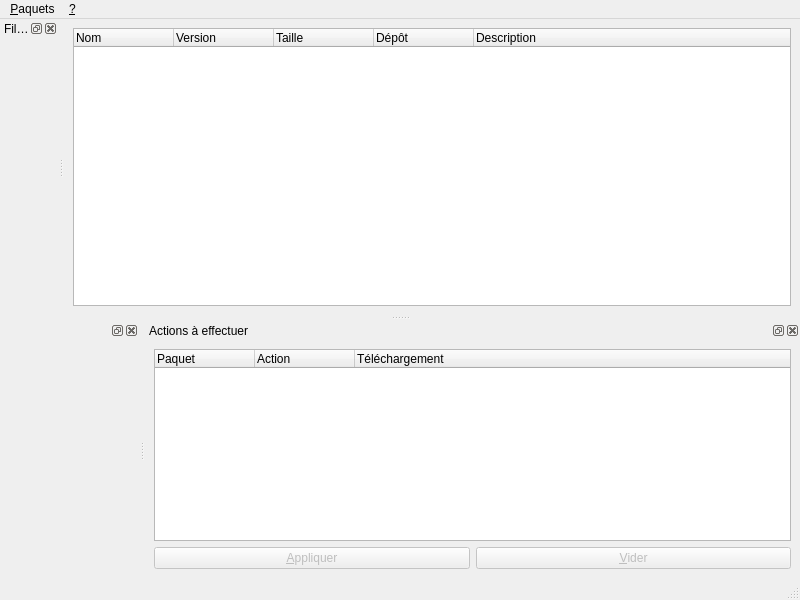
Qt form pkgui/mainwindow.ui (steckdenis/logram-setup) before a commit.
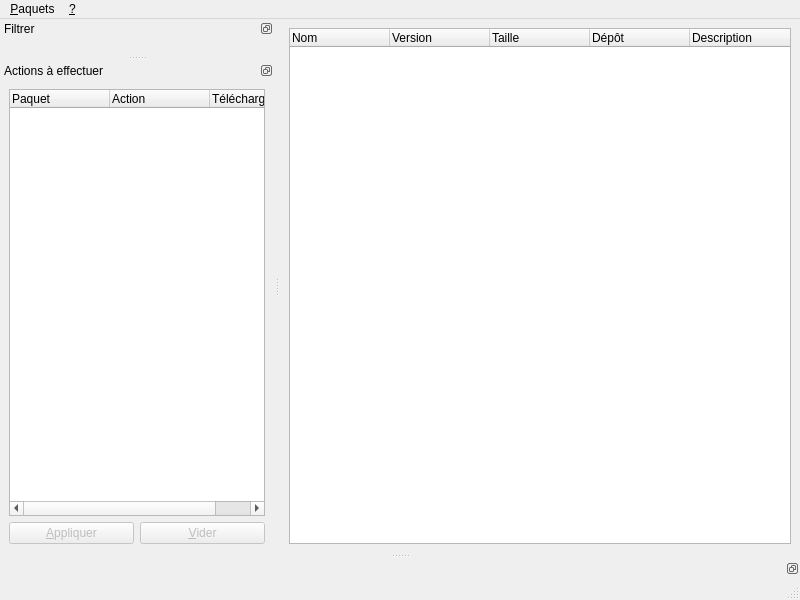
The same form after that commit.

Commit message: New cleaner layout of the Pkgui's main window.

Diff of the .ui file:
```diff
--- a/pkgui/mainwindow.ui
+++ b/pkgui/mainwindow.ui
@@ -92,17 +92,41 @@
   </widget>
   <widget class="QStatusBar" name="statusbar"/>
   <widget class="QDockWidget" name="docInfos">
+   <property name="features">
+    <set>QDockWidget::DockWidgetFloatable|QDockWidget::DockWidgetMovable</set>
+   </property>
    <attribute name="dockWidgetArea">
     <number>8</number>
    </attribute>
    <widget class="QWidget" name="docInfoWidget"/>
   </widget>
+  <widget class="QDockWidget" name="docSections">
+   <property name="sizePolicy">
+    <sizepolicy hsizetype="Preferred" vsizetype="Expanding">
+     <horstretch>0</horstretch>
+     <verstretch>0</verstretch>
+    </sizepolicy>
+   </property>
+   <property name="features">
+    <set>QDockWidget::DockWidgetFloatable|QDockWidget::DockWidgetMovable</set>
+   </property>
+   <property name="windowTitle">
+    <string>Filtrer</string>
+   </property>
+   <attribute name="dockWidgetArea">
+    <number>1</number>
+   </attribute>
+   <widget class="QWidget" name="docSectionsWidget"/>
+  </widget>
   <widget class="QDockWidget" name="docActions">
+   <property name="features">
+    <set>QDockWidget::DockWidgetFloatable|QDockWidget::DockWidgetMovable</set>
+   </property>
    <property name="windowTitle">
     <string>Actions à effectuer</string>
    </property>
    <attribute name="dockWidgetArea">
-    <number>8</number>
+    <number>1</number>
    </attribute>
    <widget class="QWidget" name="docActionsWidget">
     <layout class="QVBoxLayout" name="verticalLayout_3">
@@ -170,21 +194,6 @@
     </layout>
    </widget>
   </widget>
-  <widget class="QDockWidget" name="docSections">
-   <property name="sizePolicy">
-    <sizepolicy hsizetype="Preferred" vsizetype="Expanding">
-     <horstretch>0</horstretch>
-     <verstretch>0</verstretch>
-    </sizepolicy>
-   </property>
-   <property name="windowTitle">
-    <string>Filtrer</string>
-   </property>
-   <attribute name="dockWidgetArea">
-    <number>1</number>
-   </attribute>
-   <widget class="QWidget" name="docSectionsWidget"/>
-  </widget>
   <action name="actInstallPackage">
    <property name="text">
     <string>Sélectionner pour &amp;installation</string>
```
The commit also changes 1 other file.
